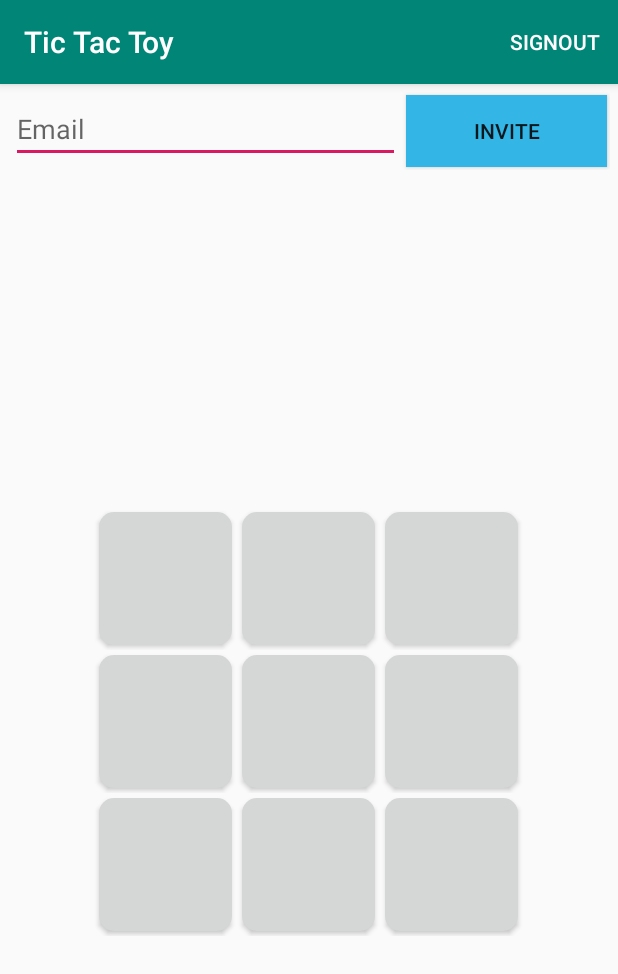
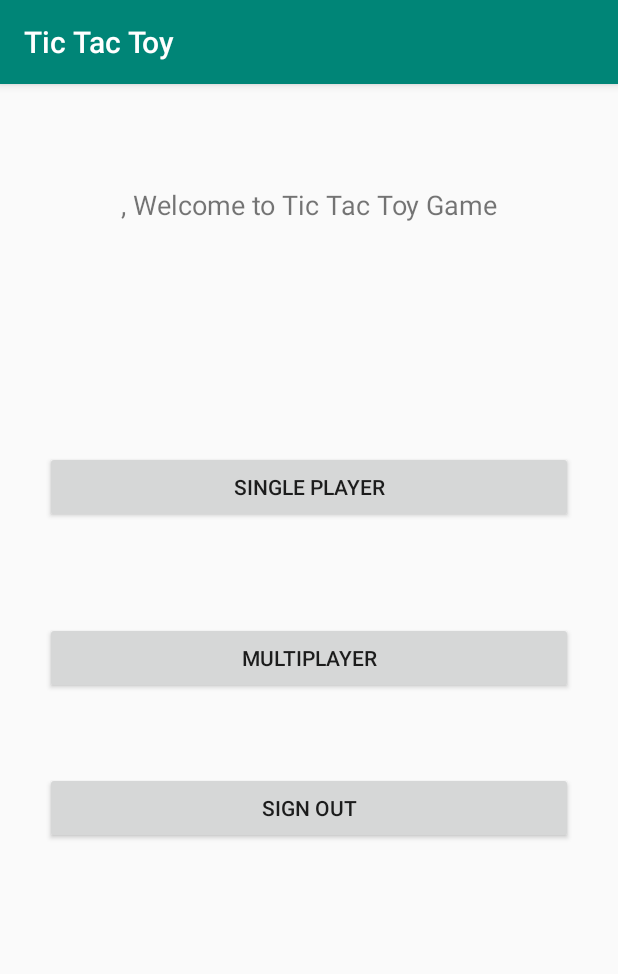
Before and after one commit to BlackBurnVP/TicTacToe, an Android app: the screen it shows after launch once a user with an empty profile is signed in (MainActivity before the commit, MenuActivity after it), on a phone screen of 412 x 824 dp. Shown: the top 974 px of the screen. Run offline under Robolectric (Android 15) with nearby library versions, the phone set to English and light mode, and no system bars; our stand-ins replace Firebase (no records; nobody signed in at launch, a user with empty details on screens opened directly).

Commit message:
Added menu. Single player and Multiplayer connected

```diff
--- a/app/src/main/AndroidManifest.xml
+++ b/app/src/main/AndroidManifest.xml
@@ -11,8 +11,9 @@
             android:roundIcon="@mipmap/ic_launcher_round"
             android:supportsRtl="true"
             android:theme="@style/AppTheme">
-        <activity android:name=".MainActivity">
-        </activity>
+        <activity android:name=".Multiplayer"/>
+        <activity android:name=".SinglePlayer"/>
+        <activity android:name=".MenuActivity"/>
         <activity android:name=".LoginActivity">
             <intent-filter>
                 <action android:name="android.intent.action.MAIN"/>
--- a/app/src/main/java/com/vitalii/tictactoylocal/LoginActivity.kt
+++ b/app/src/main/java/com/vitalii/tictactoylocal/LoginActivity.kt
@@ -48,7 +48,7 @@ class LoginActivity : AppCompatActivity() {
                     mRef.child("Users").child(splitString(currentUser!!.email!!)).child("Request").setValue(currentUser.uid)
                     ed.putString("email",splitString(currentUser.email!!)).commit()
                     ed.putString("uid",currentUser.uid).commit()
-                    toMain()
+                    toMenu()
                 }else{
                     Toast.makeText(this,"Invalid login data",Toast.LENGTH_SHORT).show()
                 }
@@ -64,7 +64,7 @@ class LoginActivity : AppCompatActivity() {
                     mRef.child("Users").child(splitString(currentUser!!.email!!)).child("Request").setValue(currentUser.uid)
                     ed.putString("email",splitString(currentUser.email!!)).commit()
                     ed.putString("uid",currentUser.uid).commit()
-                    toMain()
+                    toMenu()
                 }else{
                     Toast.makeText(this,"Something went wrong",Toast.LENGTH_SHORT).show()
                 }
@@ -75,12 +75,12 @@ class LoginActivity : AppCompatActivity() {
         super.onStart()
         val currentUser = mAuth!!.currentUser
         if (currentUser!=null){
-            toMain()
+            toMenu()
         }
     }
 
-    private fun toMain(){
-        val intent = Intent(this,MainActivity::class.java)
+    private fun toMenu(){
+        val intent = Intent(this,MenuActivity::class.java)
         startActivity(intent)
     }
 
--- /dev/null
+++ b/app/src/main/java/com/vitalii/tictactoylocal/MenuActivity.kt
@@ -0,0 +1,53 @@
+package com.vitalii.tictactoylocal
+
+import android.content.Intent
+import android.content.SharedPreferences
+import android.support.v7.app.AppCompatActivity
+import android.os.Bundle
+import android.preference.PreferenceManager
+import android.widget.Button
+import com.google.firebase.analytics.FirebaseAnalytics
+import com.google.firebase.auth.FirebaseAuth
+import kotlinx.android.synthetic.main.activity_menu.*
+
+class MenuActivity : AppCompatActivity() {
+
+    private lateinit var mSinglePlayer:Button
+    private lateinit var mMultiPlayer:Button
+    private lateinit var mSignOut:Button
+    private lateinit var sp: SharedPreferences
+    private lateinit var ed: SharedPreferences.Editor
+    private var mAuth: FirebaseAuth? = null
+    private var mFirebaseAnalytics: FirebaseAnalytics? = null
+
+    override fun onCreate(savedInstanceState: Bundle?) {
+        super.onCreate(savedInstanceState)
+        setContentView(R.layout.activity_menu)
+
+        mFirebaseAnalytics = FirebaseAnalytics.getInstance(this)
+        mAuth = FirebaseAuth.getInstance()
+
+        sp = PreferenceManager.getDefaultSharedPreferences(this)
+        ed = sp.edit()
+
+        mSinglePlayer = findViewById(R.id.btnSinglePlay)
+        mSinglePlayer.setOnClickListener{
+            val intent = Intent(this, SinglePlayer::class.java)
+            startActivity(intent)
+        }
+        mMultiPlayer = findViewById(R.id.btnMultiplayer)
+        mMultiPlayer.setOnClickListener {
+            val intent = Intent(this,Multiplayer::class.java)
+            startActivity(intent)
+        }
+        mSignOut = findViewById(R.id.btnSignOut)
+        mSignOut.setOnClickListener {
+            mAuth!!.signOut()
+            val intent = Intent(this,LoginActivity::class.java)
+            startActivity(intent)
+        }
+        val user = sp.getString("email","")
+        txtWelcome.text = "$user, Welcome to Tic Tac Toy Game"
+
+    }
+}
--- a/app/src/main/res/layout/activity_main.xml
+++ b/app/src/main/res/layout/activity_main.xml
@@ -36,7 +36,7 @@
         xmlns:tools="http://schemas.android.com/tools"
         android:layout_width="match_parent"
         android:layout_height="match_parent"
-        tools:context=".MainActivity"
+        tools:context=".Multiplayer"
         android:gravity="center"
         android:id="@+id/gamePanel">
 
--- /dev/null
+++ b/app/src/main/res/layout/activity_menu.xml
@@ -0,0 +1,51 @@
+<?xml version="1.0" encoding="utf-8"?>
+<android.support.constraint.ConstraintLayout
+        xmlns:android="http://schemas.android.com/apk/res/android"
+        xmlns:tools="http://schemas.android.com/tools"
+        xmlns:app="http://schemas.android.com/apk/res-auto"
+        android:layout_width="match_parent"
+        android:layout_height="match_parent"
+        tools:context=".MenuActivity" android:padding="10dp">
+
+    <TextView
+            android:text="Welcome to Tic Tac Toy Game"
+            android:layout_width="wrap_content"
+            android:layout_height="wrap_content"
+            android:id="@+id/txtWelcome" app:layout_constraintEnd_toEndOf="parent" android:layout_marginEnd="8dp"
+            android:layout_marginRight="8dp" app:layout_constraintStart_toStartOf="parent"
+            android:layout_marginLeft="8dp" android:layout_marginStart="8dp" android:layout_marginBottom="8dp"
+            app:layout_constraintBottom_toBottomOf="parent" android:layout_marginTop="8dp"
+            app:layout_constraintTop_toTopOf="parent" app:layout_constraintVertical_bias="0.071"
+            android:textSize="18sp"/>
+    <Button
+            android:text="Single player"
+            android:layout_width="0dp"
+            android:layout_height="wrap_content"
+            android:id="@+id/btnSinglePlay" app:layout_constraintEnd_toEndOf="parent" android:layout_marginEnd="20dp"
+            android:layout_marginRight="20dp" app:layout_constraintStart_toStartOf="parent"
+            android:layout_marginLeft="20dp" android:layout_marginStart="20dp" android:layout_marginTop="8dp"
+            app:layout_constraintTop_toTopOf="parent" android:layout_marginBottom="8dp"
+            app:layout_constraintBottom_toBottomOf="parent" app:layout_constraintHorizontal_bias="0.502"
+            app:layout_constraintVertical_bias="0.331"/>
+    <Button
+            android:text="Multiplayer"
+            android:layout_width="0dp"
+            android:layout_height="wrap_content"
+            android:id="@+id/btnMultiplayer" android:layout_marginTop="8dp"
+            app:layout_constraintTop_toTopOf="parent" android:layout_marginBottom="8dp"
+            app:layout_constraintBottom_toBottomOf="parent" app:layout_constraintEnd_toEndOf="parent"
+            android:layout_marginEnd="20dp" android:layout_marginRight="20dp"
+            app:layout_constraintStart_toStartOf="parent" android:layout_marginLeft="20dp"
+            android:layout_marginStart="20dp"
+            app:layout_constraintVertical_bias="0.498"/>
+    <Button
+            android:text="Sign Out"
+            android:layout_width="0dp"
+            android:layout_height="wrap_content"
+            android:id="@+id/btnSignOut" android:layout_marginTop="8dp"
+            app:layout_constraintTop_toTopOf="parent" android:layout_marginBottom="8dp"
+            app:layout_constraintBottom_toBottomOf="parent" app:layout_constraintEnd_toEndOf="parent"
+            android:layout_marginEnd="20dp" android:layout_marginRight="20dp"
+            app:layout_constraintStart_toStartOf="parent" android:layout_marginLeft="20dp"
+            android:layout_marginStart="20dp" app:layout_constraintVertical_bias="0.644"/>
+</android.support.constraint.ConstraintLayout>
--- a/app/src/main/res/menu/menu.xml
+++ b/app/src/main/res/menu/menu.xml
@@ -1,5 +1,5 @@
 <?xml version="1.0" encoding="utf-8"?>
 <menu xmlns:app="http://schemas.android.com/apk/res-auto" xmlns:android="http://schemas.android.com/apk/res/android">
 
-    <item android:title="SignOut" android:id="@+id/signOut" app:showAsAction="always"/>
+    <item android:title="Menu" android:id="@+id/toMenu" app:showAsAction="always"/>
 </menu>
```
Also changed, not shown: app/src/main/java/com/vitalii/tictactoylocal/Multiplayer.kt (renamed from app/src/main/java/com/vitalii/tictactoylocal/MainActivity.kt, +7 -13 lines), app/src/main/java/com/vitalii/tictactoylocal/SinglePlayer.kt (added, +174 -0 lines), app/src/main/res/layout/activity_singleplayer.xml (added, +96 -0 lines).
